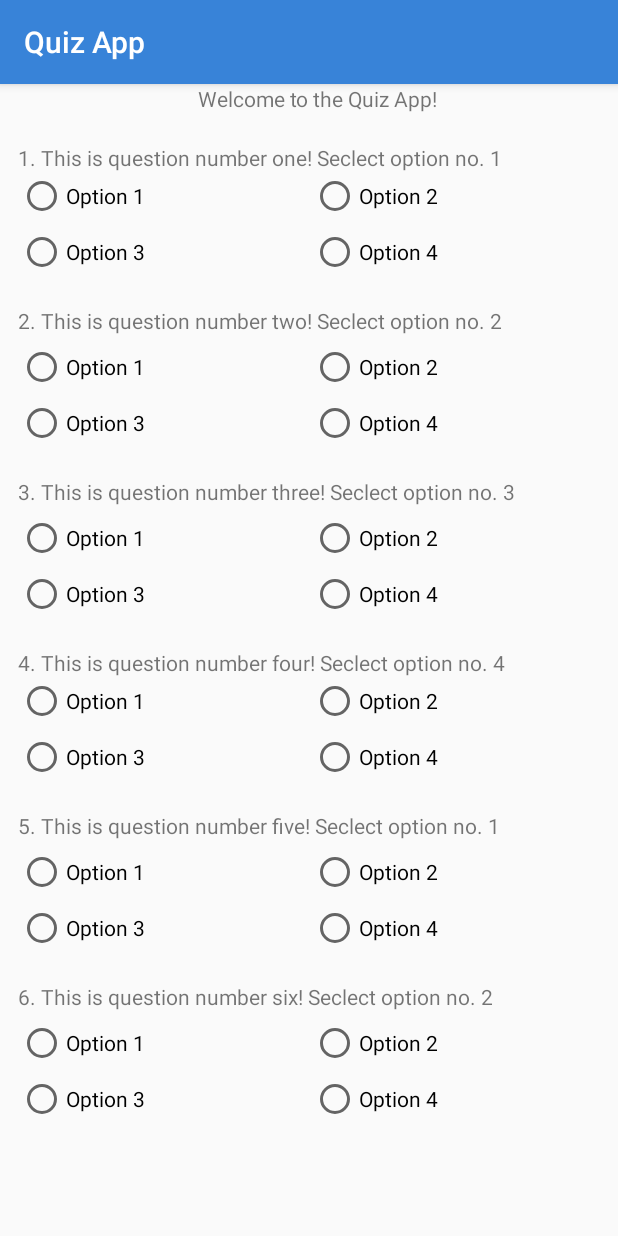
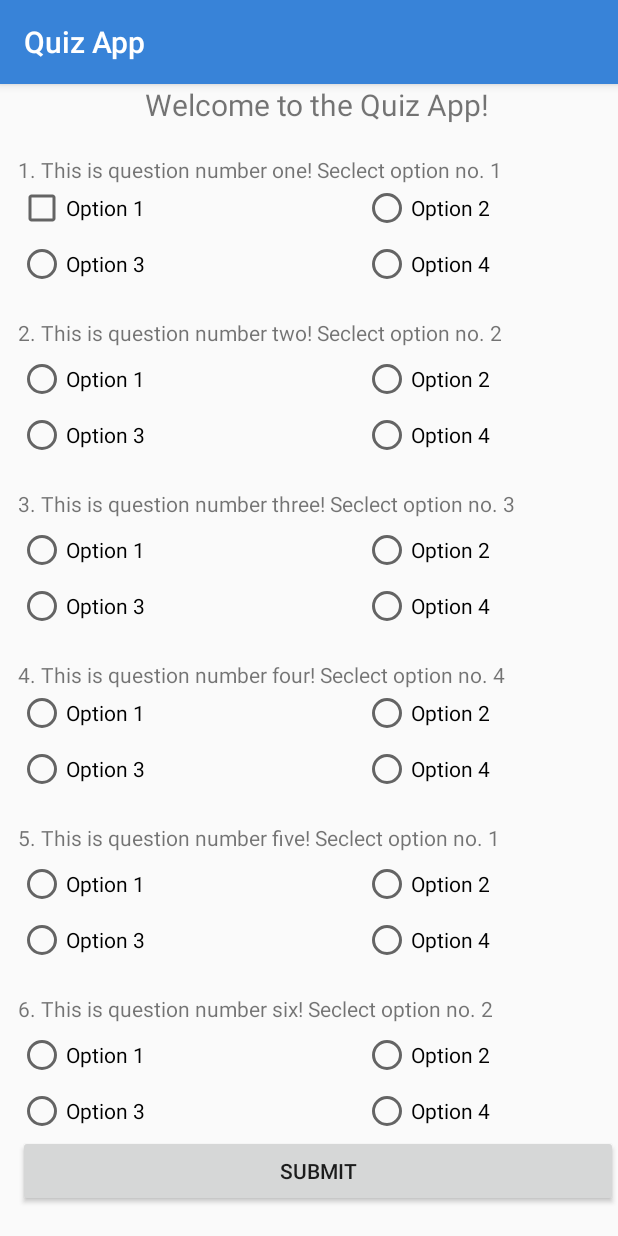
Before and after one commit to yhdesai/QuizApp_final, an Android app: the screen it shows after launch (MainActivity), on a phone screen of 412 x 824 dp. Run offline under Robolectric (Android 15) with nearby library versions, the phone set to English and light mode, and no system bars.

Commit message:
Final Commit

```diff
--- a/app/src/main/AndroidManifest.xml
+++ b/app/src/main/AndroidManifest.xml
@@ -16,6 +16,7 @@
                 <category android:name="android.intent.category.LAUNCHER" />
             </intent-filter>
         </activity>
+        <activity android:name=".Result"></activity>
     </application>
 
 </manifest>
--- a/app/src/main/res/layout/activity_main.xml
+++ b/app/src/main/res/layout/activity_main.xml
@@ -21,6 +21,7 @@
             android:layout_width="wrap_content"
             android:layout_height="wrap_content"
             android:layout_alignParentTop="true"
+            android:textSize="20sp"
             android:layout_centerHorizontal="true"
             android:text="Welcome to the Quiz App!" />
 
@@ -31,7 +32,7 @@
             android:text="1. This is question number one! Seclect option no. 1" />
 
 
-        <RadioButton
+        <CheckBox
             android:id="@+id/radioButton1.1"
             android:layout_width="wrap_content"
             android:layout_height="wrap_content"
@@ -225,6 +226,13 @@
             android:layout_below="@+id/radioButton6.2"
             android:text="Option 4" />
 
+        <Button
+            android:layout_width="match_parent"
+            android:layout_height="wrap_content"
+            android:text="Submit"
+            android:layout_centerHorizontal="true"
+            android:layout_below="@id/radioButton6.3"
+           />
 
     </RelativeLayout>
 
--- a/app/src/main/res/values/styles.xml
+++ b/app/src/main/res/values/styles.xml
@@ -28,6 +28,7 @@
         <item name="android:layout_width">wrap_content</item>
         <item name="android:layout_height">wrap_content</item>
         <item name="android:layout_alignParentLeft">true</item>
+        <item name="android:textSize">14sp</item>
         <item name="android:layout_alignParentStart">true</item>
         <item name="android:layout_marginTop">20dp</item>
     </style>
```
Also changed, not shown: app/src/main/java/io/github/yhdesai/quizapp/Result.java (added, +13 -0 lines), app/src/main/res/layout/activity_result.xml (added, +8 -0 lines).
